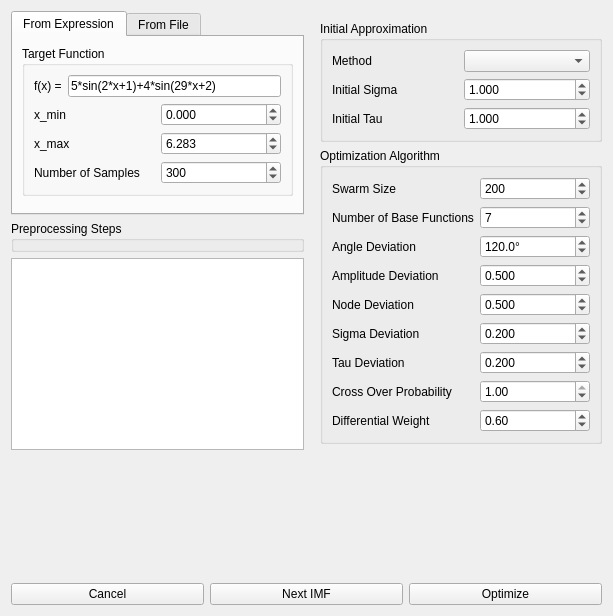
ralphtandetzky/decompose_imf, file gui_main_window.ui: the form before one commit.
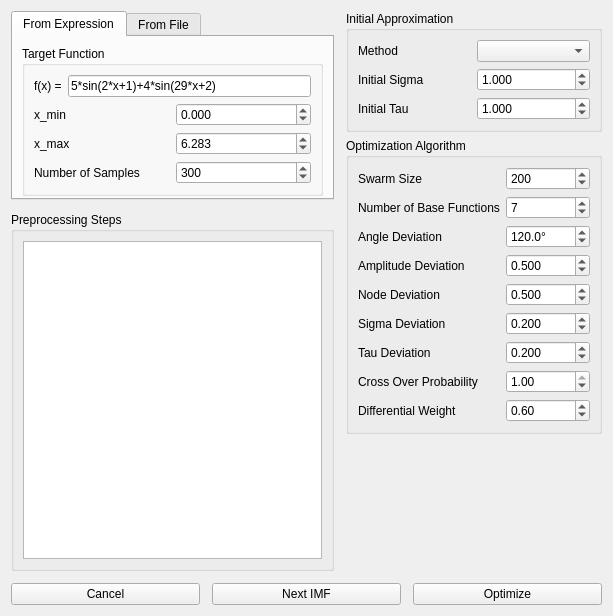
The form after the commit. The open tabs and pages were chosen to show the change. Icons and pictures are not drawn.

Commit message: Removed the graph display widget from the main window into a top level window.

```diff
--- a/gui_main_window.ui
+++ b/gui_main_window.ui
@@ -14,13 +14,13 @@
    <string>Decompose IMF</string>
   </property>
   <layout class="QVBoxLayout" name="verticalLayout">
+   <property name="spacing">
+    <number>12</number>
+   </property>
    <item>
-    <layout class="QHBoxLayout" name="horizontalLayout_3">
+    <layout class="QHBoxLayout" name="horizontalLayout_3" stretch="1,0">
      <item>
-      <layout class="QVBoxLayout" name="verticalLayout_2">
-       <property name="bottomMargin">
-        <number>10</number>
-       </property>
+      <layout class="QVBoxLayout" name="verticalLayout_2" stretch="0,1">
        <item>
         <widget class="QTabWidget" name="samplesTabWidget">
          <property name="currentIndex">
@@ -147,7 +147,7 @@
              <property name="sizeHint" stdset="0">
               <size>
                <width>20</width>
-               <height>15</height>
+               <height>0</height>
               </size>
              </property>
             </spacer>
@@ -257,24 +257,23 @@
          <property name="title">
           <string>Preprocessing Steps</string>
          </property>
-        </widget>
-       </item>
-       <item>
-        <widget class="QPlainTextEdit" name="preprocessingTextEdit">
-         <property name="tabChangesFocus">
-          <bool>true</bool>
-         </property>
+         <layout class="QVBoxLayout" name="verticalLayout_6">
+          <item>
+           <widget class="QPlainTextEdit" name="preprocessingTextEdit">
+            <property name="tabChangesFocus">
+             <bool>true</bool>
+            </property>
+           </widget>
+          </item>
+         </layout>
         </widget>
        </item>
       </layout>
      </item>
      <item>
       <layout class="QVBoxLayout" name="verticalLayout_5">
-       <property name="leftMargin">
-        <number>10</number>
-       </property>
-       <property name="topMargin">
-        <number>10</number>
+       <property name="spacing">
+        <number>0</number>
        </property>
        <item>
         <widget class="QGroupBox" name="groupBox_3">
@@ -344,6 +343,22 @@
          </layout>
         </widget>
        </item>
+       <item>
+        <spacer name="verticalSpacer">
+         <property name="orientation">
+          <enum>Qt::Vertical</enum>
+         </property>
+         <property name="sizeType">
+          <enum>QSizePolicy::Fixed</enum>
+         </property>
+         <property name="sizeHint" stdset="0">
+          <size>
+           <width>20</width>
+           <height>6</height>
+          </size>
+         </property>
+        </spacer>
+       </item>
        <item>
         <widget class="QGroupBox" name="groupBox_2">
          <property name="title">
@@ -580,35 +595,6 @@
      </item>
     </layout>
    </item>
-   <item>
-    <spacer name="verticalSpacer">
-     <property name="orientation">
-      <enum>Qt::Vertical</enum>
-     </property>
-     <property name="sizeHint" stdset="0">
-      <size>
-       <width>20</width>
-       <height>40</height>
-      </size>
-     </property>
-    </spacer>
-   </item>
-   <item>
-    <widget class="QLabel" name="graphDisplay"/>
-   </item>
-   <item>
-    <spacer name="verticalSpacer_2">
-     <property name="orientation">
-      <enum>Qt::Vertical</enum>
-     </property>
-     <property name="sizeHint" stdset="0">
-      <size>
-       <width>20</width>
-       <height>40</height>
-      </size>
-     </property>
-    </spacer>
-   </item>
    <item>
     <layout class="QHBoxLayout" name="horizontalLayout_2">
      <item>
```
Left out of the diff: 4 changed lines with no effect on the pictures. The commit also changes 1 other file.
